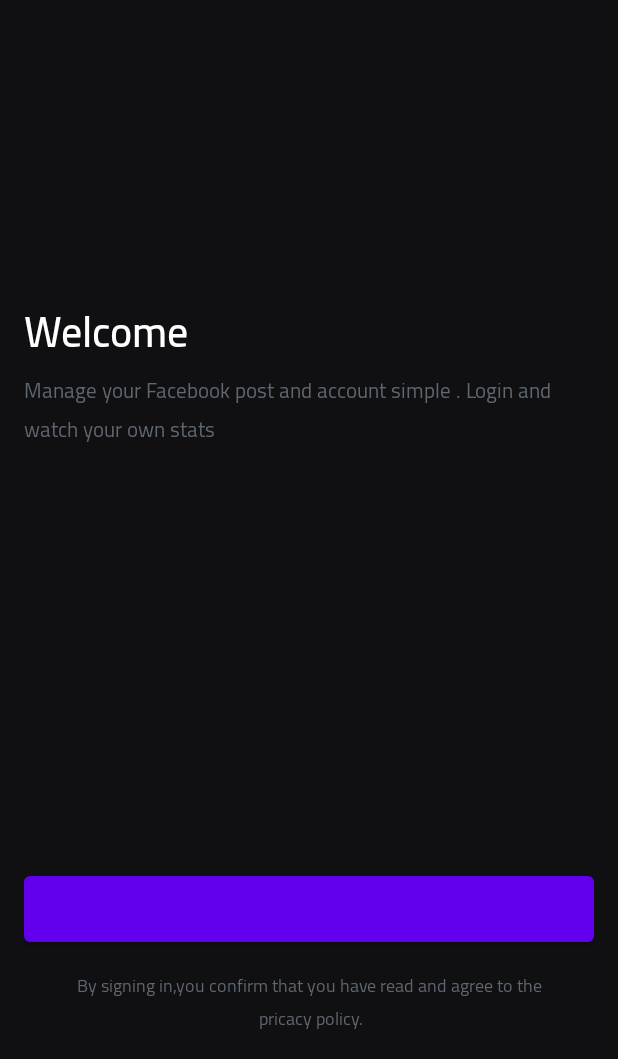
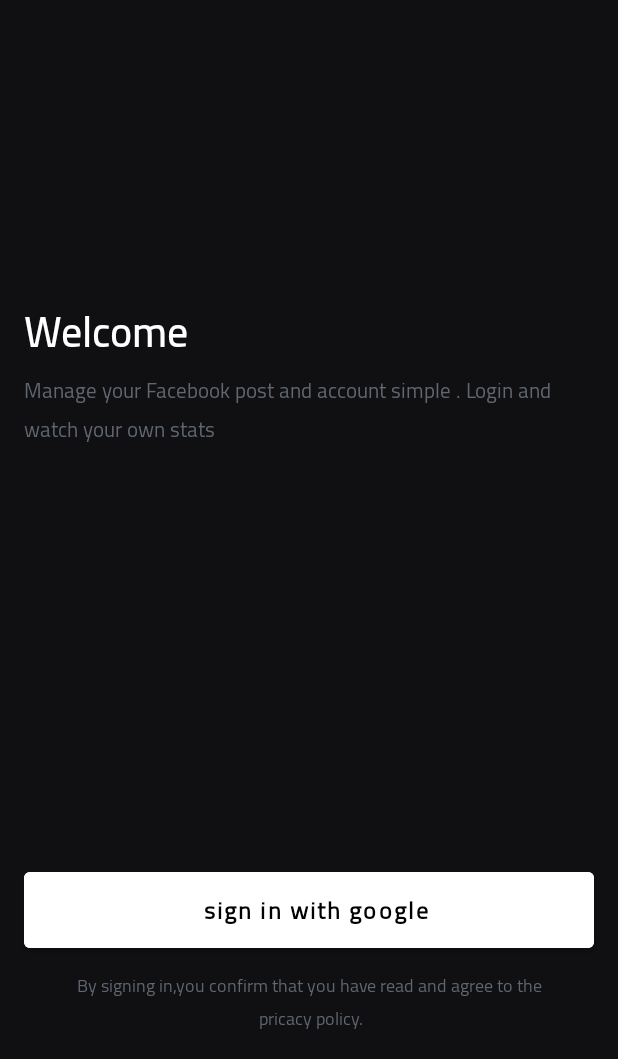
Before and after one commit to Ibrahim-Mushtaha/Mail-Sender, an Android app: the screen it shows after launch (MainActivity), on a phone screen of 412 x 824 dp, the part 177-1236 px from its top. Run offline under Robolectric (Android 15) with nearby library versions, the phone set to English and light mode, and no system bars; our stand-ins replace data binding; plain views replace LoginButton; pictures from the network do not load; 7 statements that could not run were skipped.

Commit message:
add google sign in

```diff
--- a/app/build.gradle
+++ b/app/build.gradle
@@ -59,6 +59,9 @@ dependencies {
     implementation 'com.facebook.android:facebook-android-sdk:4.0.0'
     implementation 'com.github.tntkhang:gmail-sender-library:1.3.0'
 
+    //google
+    implementation 'com.google.android.gms:play-services-auth:19.0.0'
+
 
     implementation 'androidx.navigation:navigation-fragment-ktx:2.3.2'
     implementation 'androidx.navigation:navigation-ui-ktx:2.3.2'
--- a/app/src/main/java/com/ix/ibrahim7/facebookintegration/ui/activity/MainActivity.kt
+++ b/app/src/main/java/com/ix/ibrahim7/facebookintegration/ui/activity/MainActivity.kt
@@ -20,6 +20,9 @@ class MainActivity : AppCompatActivity() {
 
     override fun onCreate(savedInstanceState: Bundle?) {
         super.onCreate(savedInstanceState)
+        FacebookSdk.sdkInitialize(this)
+        FacebookSdk.setApplicationId(getString(R.string.facebook_app_id))
+        FacebookSdk.setApplicationName(getString(R.string.fb_login_protocol_scheme))
         mbinding = ActivityMainBinding.inflate(layoutInflater)
         setContentView(mbinding.root)
 
--- a/app/src/main/java/com/ix/ibrahim7/facebookintegration/ui/fragment/auth/LoginFragment.kt
+++ b/app/src/main/java/com/ix/ibrahim7/facebookintegration/ui/fragment/auth/LoginFragment.kt
@@ -11,6 +11,12 @@ import androidx.navigation.fragment.findNavController
 import com.facebook.*
 import com.facebook.AccessToken
 import com.facebook.login.LoginResult
+import com.google.android.gms.auth.api.signin.GoogleSignIn
+import com.google.android.gms.auth.api.signin.GoogleSignInAccount
+import com.google.android.gms.auth.api.signin.GoogleSignInClient
+import com.google.android.gms.auth.api.signin.GoogleSignInOptions
+import com.google.android.gms.common.api.ApiException
+import com.google.android.gms.tasks.Task
 import com.ix.ibrahim7.facebookintegration.R
 import com.ix.ibrahim7.facebookintegration.databinding.FragmentLoginBinding
 import com.ix.ibrahim7.facebookintegration.util.Constant.EMAIL
@@ -18,10 +24,6 @@ import com.ix.ibrahim7.facebookintegration.util.Constant.LOGIN
 import com.ix.ibrahim7.facebookintegration.util.Constant.TAG
 import com.ix.ibrahim7.facebookintegration.util.Constant.USERID
 import com.ix.ibrahim7.facebookintegration.util.Constant.editor
-import kotlinx.coroutines.Dispatchers
-import kotlinx.coroutines.GlobalScope
-import kotlinx.coroutines.launch
-import org.json.JSONException
 
 
 class LoginFragment : Fragment() {
@@ -29,16 +31,15 @@ class LoginFragment : Fragment() {
     lateinit var mbinding: FragmentLoginBinding
     lateinit var callbackManager: CallbackManager
     var text =""
+    private val RC_SIGN_IN = 100
 
+    lateinit var mGoogleSignInClient :GoogleSignInClient
     override fun onCreateView(
         inflater: LayoutInflater,
         container: ViewGroup?,
         savedInstanceState: Bundle?
     ): View? {
         callbackManager = CallbackManager.Factory.create()
-        FacebookSdk.sdkInitialize(requireContext())
-        FacebookSdk.setApplicationId(getString(R.string.facebook_app_id))
-        FacebookSdk.setApplicationName(getString(R.string.fb_login_protocol_scheme))
         mbinding = FragmentLoginBinding.inflate(inflater, container, false).apply {
             executePendingBindings()
         }
@@ -48,6 +49,11 @@ class LoginFragment : Fragment() {
     override fun onViewCreated(view: View, savedInstanceState: Bundle?) {
         mbinding.apply {
 
+            val gso =
+                GoogleSignInOptions.Builder(GoogleSignInOptions.DEFAULT_SIGN_IN)
+                    .requestEmail()
+                    .build()
+            mGoogleSignInClient = GoogleSignIn.getClient(requireActivity(), gso)
 
             loginButton.apply {
                 setReadPermissions(EMAIL)
@@ -55,7 +61,14 @@ class LoginFragment : Fragment() {
                 fragment = this@LoginFragment
             }
 
-            // Callback registration
+            // google sign in
+            signInButton.setOnClickListener {
+                signIn()
+            }
+
+
+
+            // facebook Callback registration
             loginButton.registerCallback(callbackManager, object :
                 FacebookCallback<LoginResult?> {
                 override fun onSuccess(loginResult: LoginResult?) {
@@ -64,7 +77,6 @@ class LoginFragment : Fragment() {
                         putBoolean(LOGIN, true)
                             apply()
                     }
-                    RequestData()
                     findNavController().navigate(R.id.action_loginFragment_to_mainFragment2)
                     Log.e("eee success", AccessToken.getCurrentAccessToken()!!.toString())
                 }
@@ -85,46 +97,44 @@ class LoginFragment : Fragment() {
         super.onViewCreated(view, savedInstanceState)
     }
 
+    private fun signIn() {
+        val signInIntent: Intent = mGoogleSignInClient.signInIntent
+        startActivityForResult(signInIntent, RC_SIGN_IN)
+    }
 
-    private fun RequestData() {
-        GlobalScope.launch  (Dispatchers.IO) {
-            val request = GraphRequest.newMeRequest(
-                AccessToken.getCurrentAccessToken()
-            ) { object1, response ->
-                val json = response.jsonObject
-                try {
-                    if (json != null) {
-                         text =
-                            "<b>Name :</b> " + json.getString("name") + "<br><br><b>Email :</b> " + json.getString(
-                                "email"
-                            ) + "<br><br><b>Profile link :</b> " + json.getString("link")
-                        /*details_txt.setText(Html.fromHtml(text));
-                                profile.setProfileId(json.getString("id"));*/Log.e(
-                            TAG,
-                            json.getString("name")
-                        )
-                        Log.v(TAG, json.getString("email"))
-                        Log.v(TAG, json.getString("id"))
-                        //web.loadData(text, "text/html", "UTF-8");
-                    } else {
-                        Log.v(TAG, "json null")
-                    }
-                } catch (e: JSONException) {
-                    e.printStackTrace()
-                }
-            }
-            val parameters = Bundle()
-            parameters.putString("fields", "id,name,link,email,picture")
-            request.parameters = parameters
-            Log.v("$TAG data", text)
-            request.executeAsync()
-        }
-    }
 
 
     override fun onActivityResult(requestCode: Int, resultCode: Int, data: Intent?) {
         callbackManager.onActivityResult(requestCode, resultCode, data)
+
+
+        if (requestCode === RC_SIGN_IN) {
+            // The Task returned from this call is always completed, no need to attach
+            val task: Task<GoogleSignInAccount> =
+                GoogleSignIn.getSignedInAccountFromIntent(data!!)
+            handleSignInResult(task)
+        }
+
+
         super.onActivityResult(requestCode, resultCode, data)
     }
 
+    /*
+    handle the result of google sign in
+    */
+    private fun handleSignInResult(completedTask: Task<GoogleSignInAccount>) {
+        try {
+            val account =
+                completedTask.getResult(ApiException::class.java)
+            editor(requireContext()).apply {
+                putBoolean(LOGIN, true)
+                apply()
+            }
+            findNavController().navigate(R.id.action_loginFragment_to_mainFragment2)
+            Log.v(TAG+"name", account!!.displayName.toString())
+        } catch (e: ApiException) {
+            Log.w(TAG, "signInResult:failed code=" + e.statusCode)
+        }
+    }
+
 }
--- a/app/src/main/res/layout/fragment_login.xml
+++ b/app/src/main/res/layout/fragment_login.xml
@@ -61,6 +61,44 @@
                 tools:layout_editor_absoluteY="369dp" />
         </RelativeLayout>
 
+        <com.google.android.material.button.MaterialButton
+            android:id="@+id/sign_in_button"
+            android:layout_width="match_parent"
+            android:layout_height="wrap_content"
+            android:layout_marginBottom="8dp"
+            android:layout_marginStart="16sp"
+            android:layout_marginEnd="16sp"
+            android:layout_weight="1"
+            android:backgroundTint="@color/white"
+            android:fontFamily="@font/cairo_regular"
+            android:padding="10sp"
+            android:paddingStart="18dp"
+            app:iconSize="24sp"
+            app:iconTintMode="multiply"
+            android:text="sign in with google"
+            android:textAllCaps="false"
+            android:textColor="@android:color/black"
+            android:textSize="16sp"
+            android:textStyle="bold"
+            app:layout_constraintBottom_toTopOf="@+id/textView"
+            app:layout_constraintEnd_toEndOf="parent"
+            app:layout_constraintHorizontal_bias="0.5"
+            app:layout_constraintStart_toStartOf="parent"  />
+
+
+        <com.google.android.gms.common.SignInButton
+            android:id="@+id/sign_in_button1"
+            android:layout_width="match_parent"
+            android:layout_height="56dp"
+            android:layout_marginStart="16sp"
+            android:layout_marginEnd="16sp"
+            android:visibility="gone"
+            android:layout_marginBottom="18dp"
+            app:layout_constraintBottom_toTopOf="@+id/textView"
+            app:layout_constraintEnd_toEndOf="parent"
+            app:layout_constraintHorizontal_bias="0.5"
+            app:layout_constraintStart_toStartOf="parent"/>
+
         <com.facebook.login.widget.LoginButton
             android:id="@+id/login_button"
             android:layout_width="match_parent"
@@ -71,6 +109,7 @@
             android:layout_marginStart="16sp"
             android:layout_marginEnd="16sp"
             android:layout_marginBottom="12sp"
+            android:visibility="gone"
             app:layout_constraintBottom_toTopOf="@+id/textView"
             app:layout_constraintEnd_toEndOf="parent"
             app:layout_constraintHorizontal_bias="0.5"
--- a/app/src/main/res/navigation/nav_home.xml
+++ b/app/src/main/res/navigation/nav_home.xml
@@ -8,4 +8,8 @@
         android:id="@+id/mainFragment"
         android:name="com.ix.ibrahim7.facebookintegration.ui.fragment.MainFragment"
         android:label="MainFragment" />
+    <fragment
+        android:id="@+id/settingsFragment2"
+        android:name="com.ix.ibrahim7.facebookintegration.ui.fragment.main.SettingsFragment"
+        android:label="SettingsFragment" />
 </navigation>
```
Also changed, not shown: app/src/main/java/com/ix/ibrahim7/facebookintegration/ui/fragment/main/HomeFragment.kt (+45 -20 lines), app/src/main/res/drawable/ic_google.xml (added, +22 -0 lines), app/src/main/res/layout/fragment_home.xml (+3 -16 lines).
